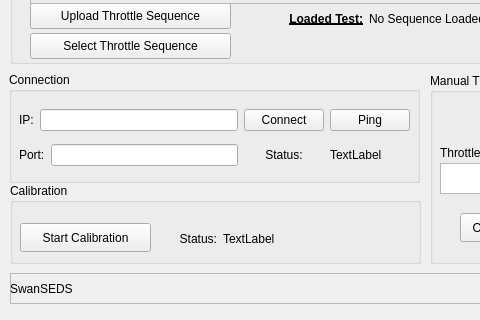
Qt form main.ui (SwanSEDS-Rocketry/SwanThrottleControl_GUI) before a commit; both pictures show x 0 to 480 and y 306 to 626 of the 902 by 626 pixel window.
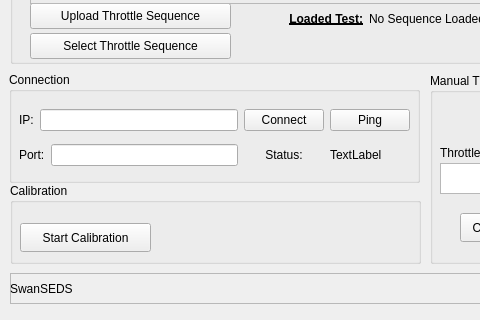
The same form after that commit. Icons and pictures are not drawn.

```diff
--- a/main.ui
+++ b/main.ui
@@ -434,35 +434,6 @@
       <string>Start Calibration</string>
      </property>
     </widget>
-    <widget class="QWidget" name="horizontalLayoutWidget_5">
-     <property name="geometry">
-      <rect>
-       <x>130</x>
-       <y>40</y>
-       <width>160</width>
-       <height>31</height>
-      </rect>
-     </property>
-     <layout class="QHBoxLayout" name="horizontalLayout_7">
-      <item>
-       <widget class="QLabel" name="label_8">
-        <property name="text">
-         <string>Status:</string>
-        </property>
-        <property name="alignment">
-         <set>Qt::AlignmentFlag::AlignRight|Qt::AlignmentFlag::AlignTrailing|Qt::AlignmentFlag::AlignVCenter</set>
-        </property>
-       </widget>
-      </item>
-      <item>
-       <widget class="QLabel" name="calibrationLabel">
-        <property name="text">
-         <string>TextLabel</string>
-        </property>
-       </widget>
-      </item>
-     </layout>
-    </widget>
    </widget>
    <widget class="QGroupBox" name="groupBox_5">
     <property name="geometry">
```
Left out of the diff: 2 changed lines with no effect on the pictures.
